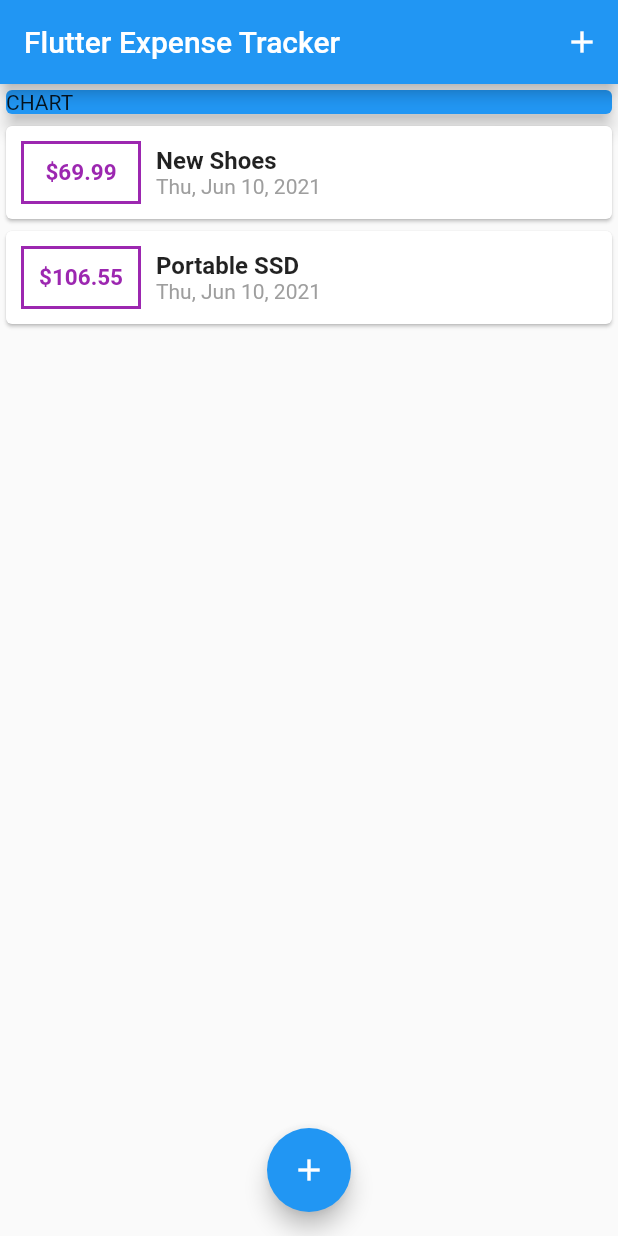
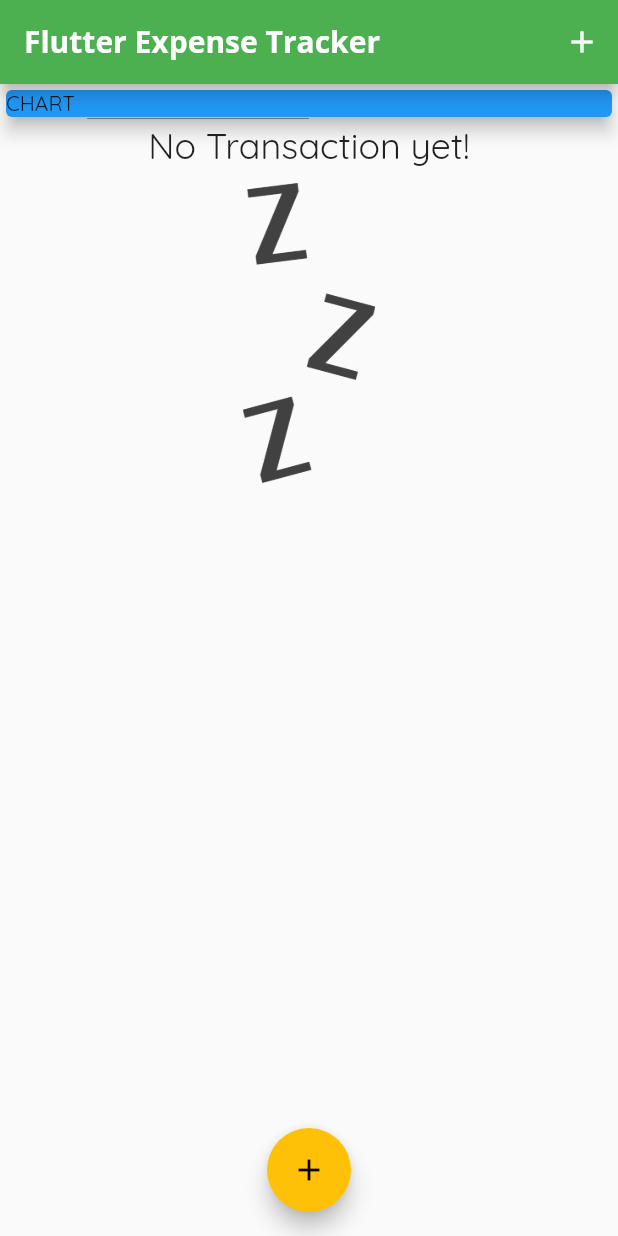
Before and after one commit to gkibria/flutter_expense_tracker, a Flutter app: the screen it shows after launch, on a phone screen of 412 x 824 dp. Run offline on Flutter 3.47's test engine with Material 2 defaults, Android fonts, the phone set to English and light mode, and no system bars.

Commit message:
added fonts, images styling with theme

```diff
--- a/lib/main.dart
+++ b/lib/main.dart
@@ -12,7 +12,17 @@ class MyApp extends StatelessWidget {
   Widget build(BuildContext context) {
     return MaterialApp(
       debugShowCheckedModeBanner: false,
-      title: 'Flutter Demo',
+      title: 'Flutter Expense Tracker',
+      theme: ThemeData(
+          primarySwatch: Colors.green,
+          accentColor: Colors.amber,
+          fontFamily: 'Quicksand',
+          appBarTheme: AppBarTheme(
+              textTheme: ThemeData.light().textTheme.copyWith(
+                  headline6: TextStyle(
+                      fontFamily: 'OpenSans',
+                      fontSize: 20,
+                      fontWeight: FontWeight.bold, color: Colors.white)))),
       home: MyHomePage(),
     );
   }
@@ -25,10 +35,10 @@ class MyHomePage extends StatefulWidget {
 
 class _MyHomePageState extends State<MyHomePage> {
   final List<Transaction> _transactions = [
-    Transaction(
-        id: 'tx1', title: 'New Shoes', amount: 69.99, date: DateTime.now()),
-    Transaction(
-        id: 'tx2', title: 'Portable SSD', amount: 106.55, date: DateTime.now())
+    // Transaction(
+    //     id: 'tx1', title: 'New Shoes', amount: 69.99, date: DateTime.now()),
+    // Transaction(
+    //     id: 'tx2', title: 'Portable SSD', amount: 106.55, date: DateTime.now())
   ];
 
   void _addNewTransaction(String title, double amount) {
@@ -44,6 +54,7 @@ class _MyHomePageState extends State<MyHomePage> {
     // close the bottom sheet
     Navigator.of(context).pop();
   }
+
   void showBottomSheet(context) {
     showModalBottomSheet(
         context: context,
--- a/lib/widgets/transaction_list.dart
+++ b/lib/widgets/transaction_list.dart
@@ -11,7 +11,23 @@ class TransactionList extends StatelessWidget {
   Widget build(BuildContext context) {
     return Container(
       height: 300,
-      child: ListView.builder(
+      child: _transactions.isEmpty
+          ? Column(children: [
+              Text(
+                'No Transaction yet!',
+                style: Theme.of(context).textTheme.headline5,
+              ),
+              SizedBox(
+                height: 10,
+              ),
+              Container(
+                  height: 200,
+                  child: Image.asset(
+                    'assets/images/waiting.png',
+                    fit: BoxFit.cover,
+                  ))
+            ])
+          : ListView.builder(
               itemBuilder: (ctx, index) {
                 return Card(
                   child: Row(
@@ -19,7 +35,9 @@ class TransactionList extends StatelessWidget {
                       Container(
                         margin: EdgeInsets.all(10),
                         decoration: BoxDecoration(
-                      border: Border.all(color: Colors.purple, width: 2)),
+                            border: Border.all(
+                                color: Theme.of(context).primaryColor,
+                                width: 2)),
                         padding: EdgeInsets.all(10),
                         width: 80,
                         alignment: Alignment.center,
@@ -28,7 +46,7 @@ class TransactionList extends StatelessWidget {
                           style: TextStyle(
                               fontWeight: FontWeight.bold,
                               fontSize: 15,
-                        color: Colors.purple),
+                              color: Theme.of(context).primaryColor),
                         ),
                       ),
                       Column(
@@ -36,11 +54,12 @@ class TransactionList extends StatelessWidget {
                         children: [
                           Text(
                             _transactions[index].title,
-                      style:
-                          TextStyle(fontWeight: FontWeight.bold, fontSize: 16),
+                            style: TextStyle(
+                                fontWeight: FontWeight.bold, fontSize: 16),
                           ),
                           Text(
-                      DateFormat.yMMMEd().format(_transactions[index].date),
+                            DateFormat.yMMMEd()
+                                .format(_transactions[index].date),
                             style: TextStyle(color: Colors.grey),
                           ),
                         ],
```
Also changed, not shown: pubspec.yaml (+13 -14 lines), assets/fonts/OpenSans-Bold.ttf (added), assets/fonts/OpenSans-Regular.ttf (added), assets/fonts/Quicksand-Bold.ttf (added), assets/fonts/Quicksand-Light.ttf (added), assets/fonts/Quicksand-Medium.ttf (added), assets/fonts/Quicksand-Regular.ttf (added), assets/images/waiting.png (added). Lines whose indentation alone changed are shown as unchanged.
